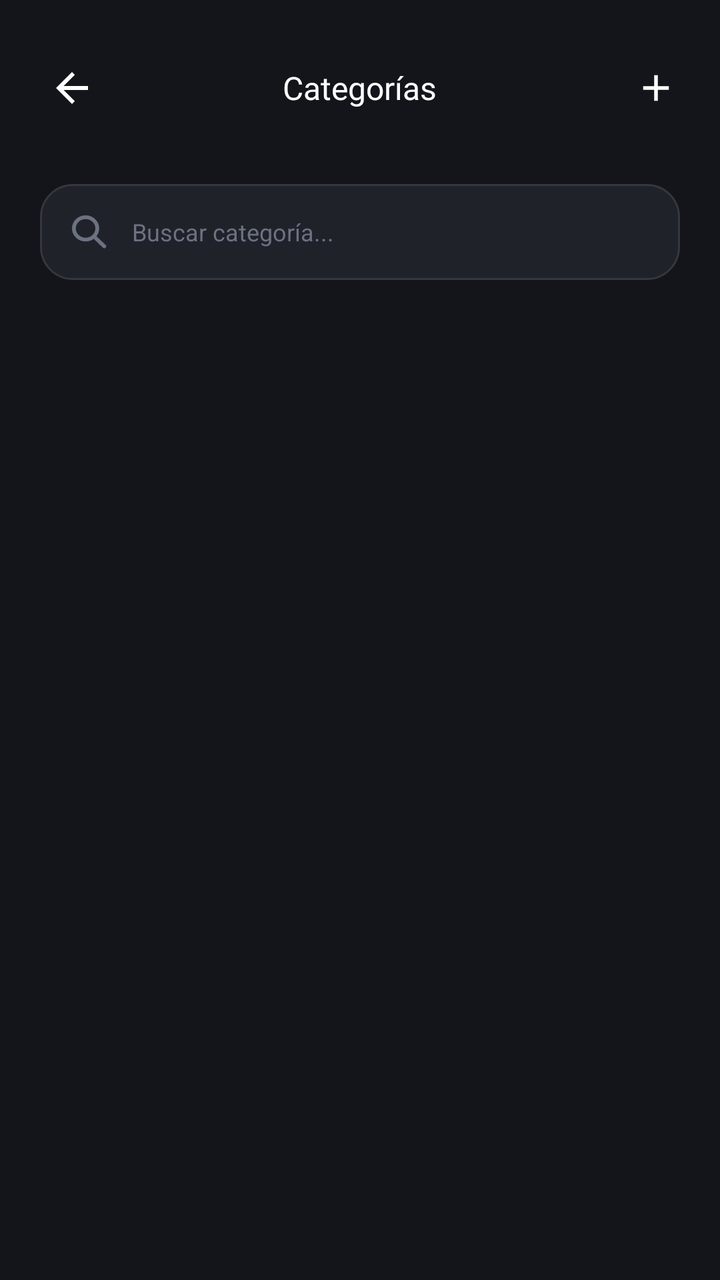
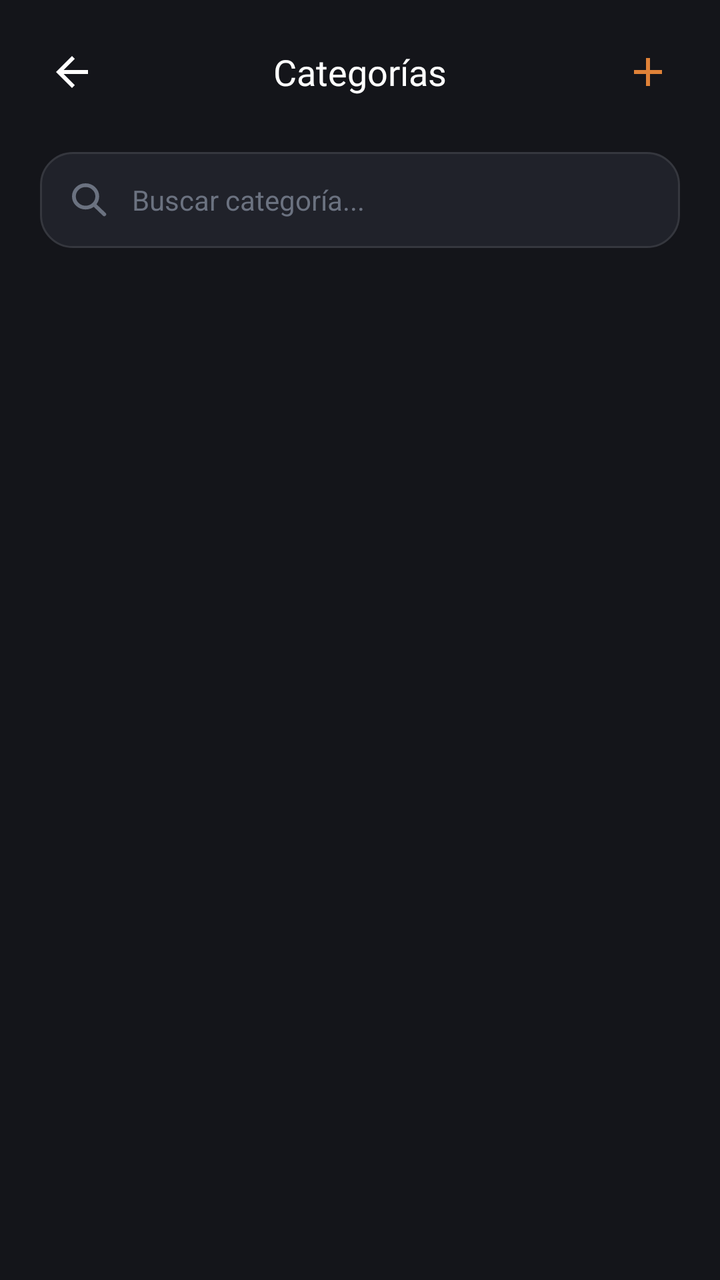

Compare the two renders of this Android layout. The source of the first and the diff that turns it into the second are given below.
<!-- AndroidManifest.xml: application theme Theme.MyApplication -->
<!-- res/layout/activity_administrar_categorias.xml -->
<?xml version="1.0" encoding="utf-8"?>
<LinearLayout xmlns:android="http://schemas.android.com/apk/res/android"
    xmlns:app="http://schemas.android.com/apk/res-auto"
    android:layout_width="match_parent"
    android:layout_height="match_parent"
    android:background="@color/bg_main"
    android:fitsSystemWindows="true"
    android:orientation="vertical">

    
    <FrameLayout
        android:layout_width="match_parent"
        android:layout_height="56dp"
        android:layout_marginTop="16dp">

        <ImageView
            android:id="@+id/btnBack"
            android:layout_width="48dp"
            android:layout_height="48dp"
            android:layout_gravity="center_vertical|start"
            android:layout_marginStart="12dp"
            android:contentDescription="Volver"
            android:padding="12dp"
            android:src="@drawable/ic_arrow_back" />

        <TextView
            android:layout_width="wrap_content"
            android:layout_height="wrap_content"
            android:layout_gravity="center"
            android:fontFamily="@font/inter_bold"
            android:text="Categorías"
            android:textColor="@color/text_primary"
            android:textSize="16sp" />

        <ImageView
            android:id="@+id/btnAdd"
            android:layout_width="40dp"
            android:layout_height="40dp"
            android:layout_gravity="center_vertical|end"
            android:layout_marginEnd="12dp"
            android:contentDescription="Nueva categoría"
            android:padding="9dp"
            android:src="@drawable/ic_header_add" />
    </FrameLayout>

    
    <LinearLayout
        android:layout_width="match_parent"
        android:layout_height="48dp"
        android:layout_marginStart="20dp"
        android:layout_marginTop="20dp"
        android:layout_marginEnd="20dp"
        android:background="@drawable/bg_card_input"
        android:gravity="center_vertical"
        android:orientation="horizontal"
        android:paddingStart="16dp"
        android:paddingEnd="16dp">

        <ImageView
            android:layout_width="18dp"
            android:layout_height="18dp"
            android:src="@drawable/lupa"
            app:tint="@color/text_muted" />

        <EditText
            android:id="@+id/etSearch"
            android:layout_width="match_parent"
            android:layout_height="match_parent"
            android:layout_marginStart="12dp"
            android:autofillHints="none"
            android:background="@null"
            android:fontFamily="sans-serif"
            android:hint="Buscar categoría..."
            android:inputType="text"
            android:textColor="@color/text_primary"
            android:textColorHint="@color/text_muted"
            android:textSize="12sp" />
    </LinearLayout>

    
    <ScrollView
        android:layout_width="match_parent"
        android:layout_height="0dp"
        android:layout_weight="1"
        android:scrollbars="none">

        <LinearLayout
            android:id="@+id/manageCategoryList"
            android:layout_width="match_parent"
            android:layout_height="wrap_content"
            android:orientation="vertical"
            android:paddingStart="20dp"
            android:paddingTop="8dp"
            android:paddingEnd="20dp"
            android:paddingBottom="24dp">

        </LinearLayout>
    </ScrollView>
</LinearLayout>
<!-- resources referenced by this layout -->
<resources>
  <color name="bg_main">#14151A</color>
  <color name="text_muted">#6B7280</color>
  <color name="text_primary">#FFFFFF</color>
  <!-- drawable bg_card_input (drawable) -->
  <?xml version="1.0" encoding="utf-8"?>
  <shape xmlns:android="http://schemas.android.com/apk/res/android"
      android:shape="rectangle">
      <solid android:color="@color/bg_dark_card" />
      <stroke android:width="1dp" android:color="@color/border_color" />
      <corners android:radius="16dp" />
  </shape>
  <!-- drawable ic_arrow_back (drawable) -->
  <?xml version="1.0" encoding="utf-8"?>
  <vector xmlns:android="http://schemas.android.com/apk/res/android"
      android:width="24dp" android:height="24dp"
      android:viewportWidth="24" android:viewportHeight="24">
      <path android:fillColor="#FFFFFF"
          android:pathData="M20,11H7.83l5.59,-5.59L12,4l-8,8 8,8 1.41,-1.41L7.83,13H20v-2z" />
  </vector>
  <!-- drawable ic_header_add (drawable) -->
  <?xml version="1.0" encoding="utf-8"?>
  <vector xmlns:android="http://schemas.android.com/apk/res/android"
      android:width="24dp" android:height="24dp"
      android:viewportWidth="24" android:viewportHeight="24">
      <path android:fillColor="#FFFFFF"
          android:pathData="M19,13h-6v6h-2v-6H5v-2h6V5h2v6h6v2z" />
  </vector>
  <!-- drawable lupa (drawable) -->
  <vector xmlns:android="http://schemas.android.com/apk/res/android"
      android:width="17dp"
      android:height="16dp"
      android:viewportWidth="17"
      android:viewportHeight="16">
    <path
        android:pathData="M6.413,11.646C9.457,11.646 11.925,9.241 11.925,6.273C11.925,3.306 9.457,0.9 6.413,0.9C3.368,0.9 0.9,3.306 0.9,6.273C0.9,9.241 3.368,11.646 6.413,11.646Z"
        android:strokeWidth="1.8"
        android:fillColor="#00000000"
        android:strokeColor="#71717A"/>
    <path
        android:pathData="M10.823,10.572L15.233,14.87"
        android:strokeWidth="1.8"
        android:fillColor="#00000000"
        android:strokeColor="#71717A"
        android:strokeLineCap="round"/>
  </vector>
  <style name="Theme.MyApplication" parent="Base.Theme.MyApplication" />
  <color name="bg_dark_card">#20222A</color>
  <color name="border_color">#35373E</color>
  <style name="Base.Theme.MyApplication" parent="Theme.Material3.DayNight.NoActionBar">
          <item name="android:windowBackground">#000000</item>
      </style>
</resources>

<!-- the commit's change to res/layout/activity_administrar_categorias.xml (unified diff, before → after) -->
@@ -11,7 +11,7 @@
     <FrameLayout
         android:layout_width="match_parent"
         android:layout_height="56dp"
-        android:layout_marginTop="16dp">
+        android:layout_marginTop="8dp">
 
         <ImageView
             android:id="@+id/btnBack"
@@ -30,17 +30,19 @@
             android:fontFamily="@font/inter_bold"
             android:text="Categorías"
             android:textColor="@color/text_primary"
-            android:textSize="16sp" />
+            android:textSize="18sp" />
 
         <ImageView
             android:id="@+id/btnAdd"
-            android:layout_width="40dp"
-            android:layout_height="40dp"
+            android:layout_width="48dp"
+            android:layout_height="48dp"
             android:layout_gravity="center_vertical|end"
             android:layout_marginEnd="12dp"
             android:contentDescription="Nueva categoría"
-            android:padding="9dp"
-            android:src="@drawable/ic_header_add" />
+            android:background="?attr/selectableItemBackgroundBorderless"
+            android:padding="12dp"
+            android:src="@drawable/ic_header_add"
+            app:tint="@color/orange_primary" />
     </FrameLayout>
 
     
@@ -48,7 +50,7 @@
         android:layout_width="match_parent"
         android:layout_height="48dp"
         android:layout_marginStart="20dp"
-        android:layout_marginTop="20dp"
+        android:layout_marginTop="12dp"
         android:layout_marginEnd="20dp"
         android:background="@drawable/bg_card_input"
         android:gravity="center_vertical"
@@ -64,17 +66,20 @@
 
         <EditText
             android:id="@+id/etSearch"
-            android:layout_width="match_parent"
+            android:layout_width="0dp"
             android:layout_height="match_parent"
+            android:layout_weight="1"
             android:layout_marginStart="12dp"
             android:autofillHints="none"
             android:background="@null"
             android:fontFamily="sans-serif"
             android:hint="Buscar categoría..."
             android:inputType="text"
+            android:imeOptions="actionDone"
+            android:maxLines="1"
             android:textColor="@color/text_primary"
             android:textColorHint="@color/text_muted"
-            android:textSize="12sp" />
+            android:textSize="14sp" />
     </LinearLayout>
 
     
<!-- resource entries referenced after the edit -->
@@ -1,6 +1,7 @@
 <!-- resources referenced by this layout -->
 <resources>
   <color name="bg_main">#14151A</color>
+  <color name="orange_primary">#E08238</color>
   <color name="text_muted">#6B7280</color>
   <color name="text_primary">#FFFFFF</color>
   <!-- drawable bg_card_input (drawable) -->
